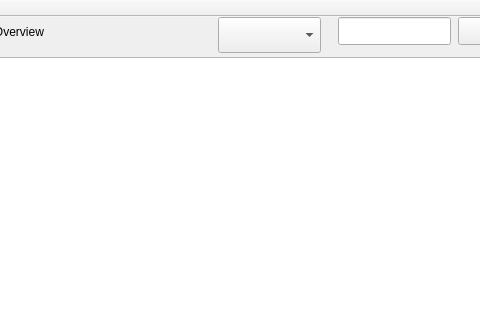
Qt form mainwindow.ui (kieranmckenzie/teamworking_key_management_app) before a commit; both pictures show x 92 to 572 and y 0 to 320 of the 771 by 568 pixel window.
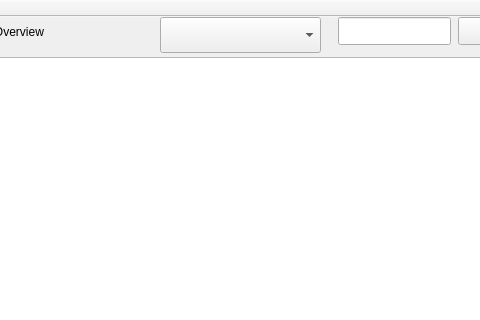
The same form after that commit.

Commit message: Todos plus remove unneccessary cast

```diff
--- a/mainwindow.ui
+++ b/mainwindow.ui
@@ -30,12 +30,18 @@
    <widget class="QComboBox" name="main_comboBox">
     <property name="geometry">
      <rect>
-      <x>310</x>
+      <x>252</x>
       <y>0</y>
-      <width>103</width>
+      <width>161</width>
       <height>36</height>
      </rect>
     </property>
+    <property name="maximumSize">
+     <size>
+      <width>161</width>
+      <height>36</height>
+     </size>
+    </property>
    </widget>
    <widget class="QPushButton" name="main_pushButton">
     <property name="geometry">
```
The commit also changes 2 other files.
